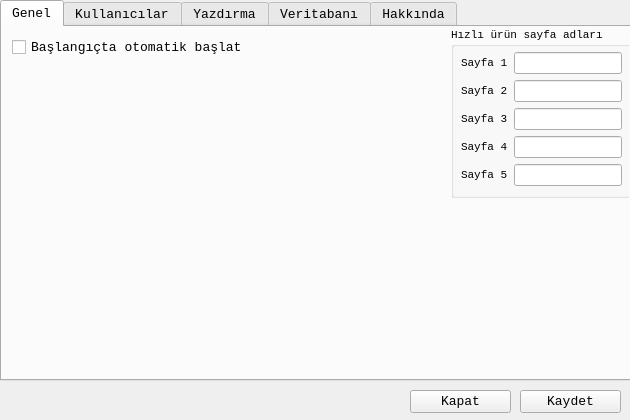
Old version of the form ayarlardialog.ui in the repository mamoo81/bhss.
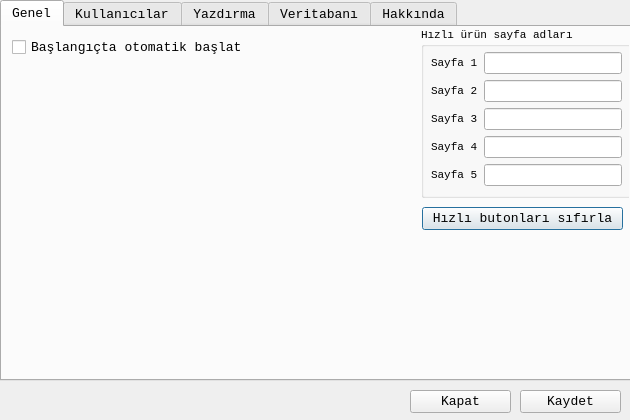
New version of the form. The open tabs and pages were chosen to show the change. Icons and pictures are not drawn.

Diff of the .ui file:
```diff
--- a/ayarlardialog.ui
+++ b/ayarlardialog.ui
@@ -50,9 +50,9 @@
     <widget class="QGroupBox" name="groupBox_5">
      <property name="geometry">
       <rect>
-       <x>449</x>
+       <x>419</x>
        <y>0</y>
-       <width>181</width>
+       <width>211</width>
        <height>171</height>
       </rect>
      </property>
@@ -70,7 +70,7 @@
        <rect>
         <x>10</x>
         <y>25</y>
-        <width>161</width>
+        <width>191</width>
         <height>141</height>
        </rect>
       </property>
@@ -161,6 +161,19 @@
       <string>Başlangıçta otomatik başlat</string>
      </property>
     </widget>
+    <widget class="QPushButton" name="hizliButtonSifirlapushButton">
+     <property name="geometry">
+      <rect>
+       <x>420</x>
+       <y>180</y>
+       <width>201</width>
+       <height>23</height>
+      </rect>
+     </property>
+     <property name="text">
+      <string>Hızlı butonları sıfırla</string>
+     </property>
+    </widget>
    </widget>
    <widget class="QWidget" name="tabKullanicilar">
     <attribute name="title">
```
Left out of the diff: 2 changed lines with no effect on the pictures.
